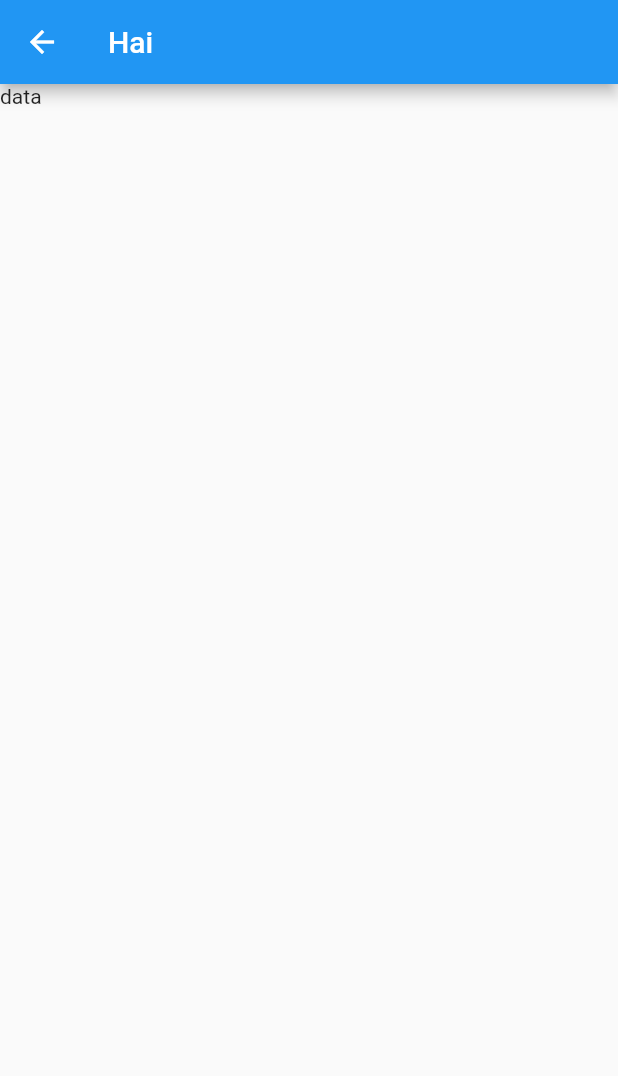
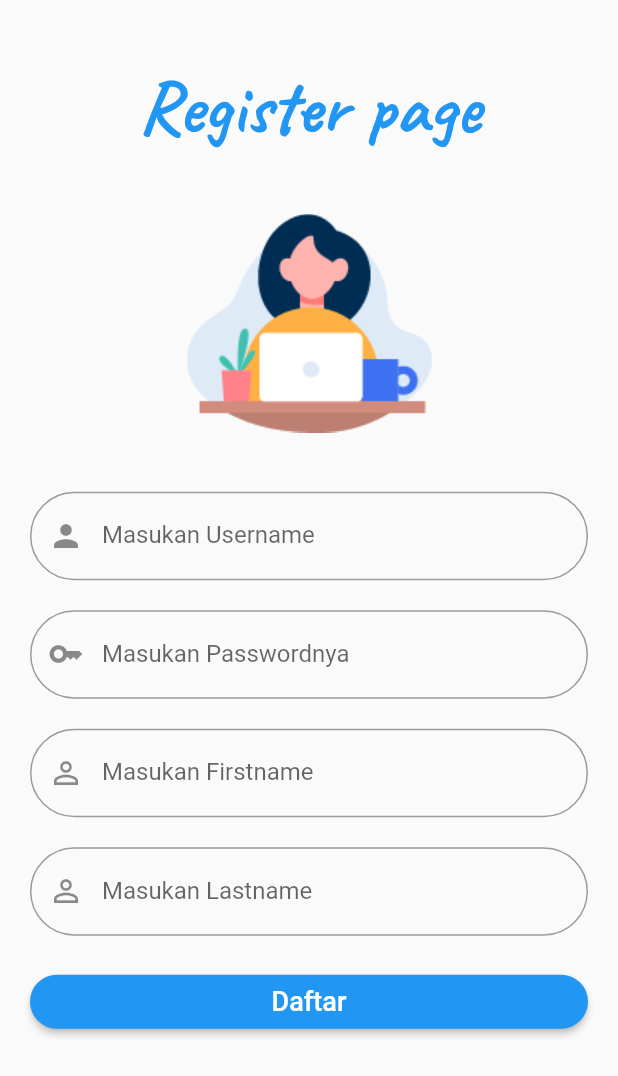
Before and after one commit to Ip-ard/arsipdianmobile, a Flutter app: the Register screen opened directly, on a phone screen of 412 x 824 dp. Shown: the top 1076 px of the screen. Run offline on Flutter 3.47's test engine with Material 2 defaults, Android fonts, the phone set to English and light mode, and no system bars; our stand-ins replace dio, file_picker, flutter_secure_storage, google_fonts, image_gallery_saver, image_picker and 3 more; accounts and stored records are empty.

Commit message:
12. Register page & add delete icon on listview

```diff
--- a/lib/mainpage/mainlist_detail.dart
+++ b/lib/mainpage/mainlist_detail.dart
@@ -207,7 +207,7 @@ class _MainListDetailState extends State<MainListDetail> {
                       crossAxisAlignment: CrossAxisAlignment.start,
                       children: [
                         SizedBox(height: 10),
-                        Text("Tanggal Pembuatan",style: GoogleFonts.montserrat(fontSize: 15,fontWeight: FontWeight.bold),),
+                        Text("Tanggal Pembuatan Akta",style: GoogleFonts.montserrat(fontSize: 15,fontWeight: FontWeight.bold),),
                         SizedBox(height: 10),
                         Text(idx["tanggal_pembuatan"]),
                       ],
@@ -303,7 +303,7 @@ class _MainListDetailState extends State<MainListDetail> {
                               color: Colors.white
                             ),
 
-                          ),Icon(Icons.download,color: Colors.white,)
+                          ),Icon(Icons.download,color: Colors.blue,)
                         ],
                       )
                     ],
--- a/lib/screens/register.dart
+++ b/lib/screens/register.dart
@@ -1,4 +1,8 @@
 import 'package:flutter/material.dart';
+import 'package:google_fonts/google_fonts.dart';
+import 'package:provider/provider.dart';
+
+import '../services/auth.dart';
 
 class Register extends StatefulWidget {
   const Register({Key? key}) : super(key: key);
@@ -8,11 +12,122 @@ class Register extends StatefulWidget {
 }
 
 class _RegisterState extends State<Register> {
+
+  TextEditingController _usernameController = TextEditingController();
+  TextEditingController _passwordController = TextEditingController();
+  TextEditingController _namaawal = TextEditingController();
+  TextEditingController _namaakhir = TextEditingController();
+
+  final _formState = GlobalKey<FormState>();
+
+  @override
+  void initState() {
+    _usernameController.text = '';
+    _passwordController.text = '';
+    _namaawal.text = '';
+    _namaakhir.text = '';
+    super.initState();
+  }
+
+  @override
+  void dispose() {
+    _usernameController.dispose();
+    _passwordController.dispose();
+    _namaawal.dispose();
+    _namaakhir.dispose();
+    super.dispose();
+  }
+
   @override
   Widget build(BuildContext context) {
     return Scaffold(
-      appBar: AppBar(title: Text("Hai"),),
-      body: Text("data"),
+      body:
+      Padding(
+        padding: const EdgeInsets.all(20.0),
+        child: Form(
+          key: _formState,
+          child: ListView(
+            //mainAxisAlignment: MainAxisAlignment.center,
+            children: [
+              SizedBox(height: 20,),
+              Center(child: Text("Register page",style: GoogleFonts.caveat(fontSize: 50,color: Colors.blue,fontWeight: FontWeight.w700))),
+              SizedBox(height: 30,),
+              Image.asset("assets/image/log.png",height: MediaQuery.of(context).size.height*0.2,),
+              SizedBox(height: 30,),
+              TextFormField(
+                  decoration:new InputDecoration(
+                      border: OutlineInputBorder(borderRadius: BorderRadius.circular(30)),
+                      labelText: 'Masukan Username',
+                      prefixIcon: Icon(Icons.person)
+                  ),
+                  controller: _usernameController,
+                  validator: (value) => value!.isEmpty ? 'Tolong masukan username' : null
+              ),
+              SizedBox(height: 20,),
+              TextFormField(
+                  decoration:new InputDecoration(
+                      border: OutlineInputBorder(borderRadius: BorderRadius.circular(30)),
+                      labelText: 'Masukan Passwordnya',
+                      prefixIcon: Icon(Icons.key)
+                  ),
+                  controller: _passwordController,
+                  validator: (value) => value!.isEmpty ? 'Tolong masukan password' : null
+              ),
+
+              SizedBox(height: 20,),
+              TextFormField(
+                  decoration:new InputDecoration(
+                      border: OutlineInputBorder(borderRadius: BorderRadius.circular(30)),
+                      labelText: 'Masukan Firstname',
+                      prefixIcon: Icon(Icons.person_outline)
+                  ),
+                  controller: _namaawal,
+                  validator: (value) => value!.isEmpty ? 'Tolong masukan nama awal' : null
+              ),
+
+              SizedBox(height: 20,),
+              TextFormField(
+                  decoration:new InputDecoration(
+                      border: OutlineInputBorder(borderRadius: BorderRadius.circular(30)),
+                      labelText: 'Masukan Lastname',
+                      prefixIcon: Icon(Icons.person_outline)
+                  ),
+                  controller: _namaakhir,
+                  validator: (value) => value!.isEmpty ? 'Tolong masukan nama akhir' : null
+              ),
+
+              SizedBox(height: 20,),
+
+              ElevatedButton(
+
+                onPressed: (){
+
+                  Map creds = {
+                    'username' : _usernameController.text,
+                    'password' : _passwordController.text,
+                    'firstname' : _namaawal.text,
+                    'lastname' : _namaakhir.text
+                  };
+
+                  if(_formState.currentState!.validate()){
+                    Provider.of<Auth>(context, listen: false)
+                        .register(creds:creds);
+                    Navigator.pop(context,true);
+                  }
+                },
+                child: Text("Daftar",style: TextStyle(color: Colors.white,fontSize: 18),),
+                style: ElevatedButton.styleFrom(shape: StadiumBorder()),
+
+
+
+
+              ),
+            ],
+          ),
+        ),
+      ),
+
+
     );
   }
 }
--- a/lib/services/auth.dart
+++ b/lib/services/auth.dart
@@ -99,6 +99,20 @@ class Auth extends ChangeNotifier{
     }catch(e){
       print(e);
     }
+  }
+
+  void register({required Map creds}) async {
+    print(creds);
+
+    try {
+      Dio.Response response = await dio().post('/register', data: creds);
+      print(response.data.toString());
+
+      String token = response.data.toString();
+
+    }catch(e){
+      print(e);
+    }
 
 
   }
```
Also changed, not shown: lib/mainpage/mainlist.dart (+26 -0 lines), lib/screens/home_screen.dart (+8 -26 lines), assets/image/log.png (added).
